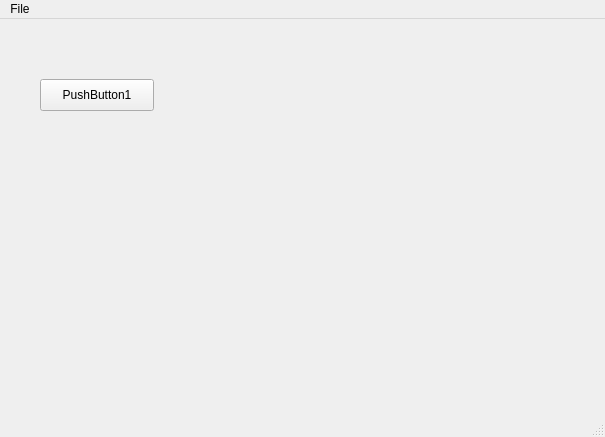
Qt form mainwindow.ui (amelikh2/340-hw1) before a commit.
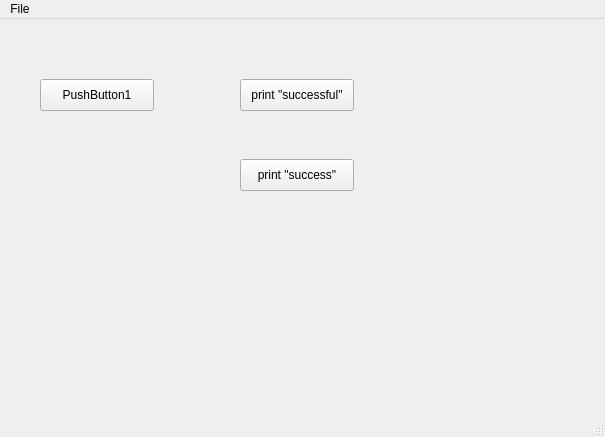
The same form after that commit.

Commit message: Added two buttons

Patch:
```diff
--- a/mainwindow.ui
+++ b/mainwindow.ui
@@ -27,6 +27,32 @@
      <string>PushButton1</string>
     </property>
    </widget>
+   <widget class="QPushButton" name="hwpush">
+    <property name="geometry">
+     <rect>
+      <x>240</x>
+      <y>60</y>
+      <width>114</width>
+      <height>32</height>
+     </rect>
+    </property>
+    <property name="text">
+     <string>print &quot;successful&quot;</string>
+    </property>
+   </widget>
+   <widget class="QPushButton" name="hwpush2">
+    <property name="geometry">
+     <rect>
+      <x>240</x>
+      <y>140</y>
+      <width>114</width>
+      <height>32</height>
+     </rect>
+    </property>
+    <property name="text">
+     <string>print &quot;success&quot;</string>
+    </property>
+   </widget>
   </widget>
   <widget class="QStatusBar" name="statusBar"/>
   <widget class="QMenuBar" name="menuBar">
```
The commit also changes 3 other files.
